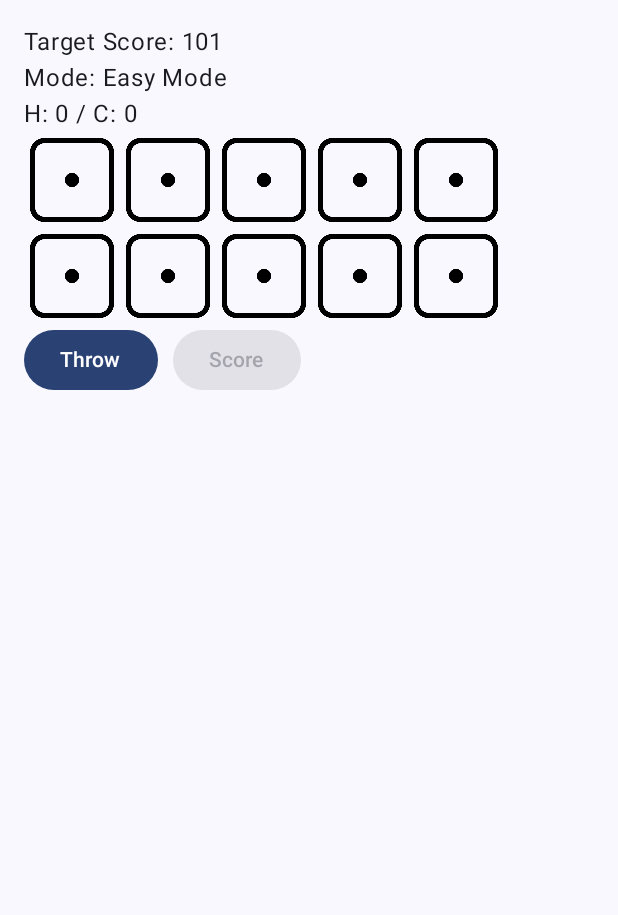
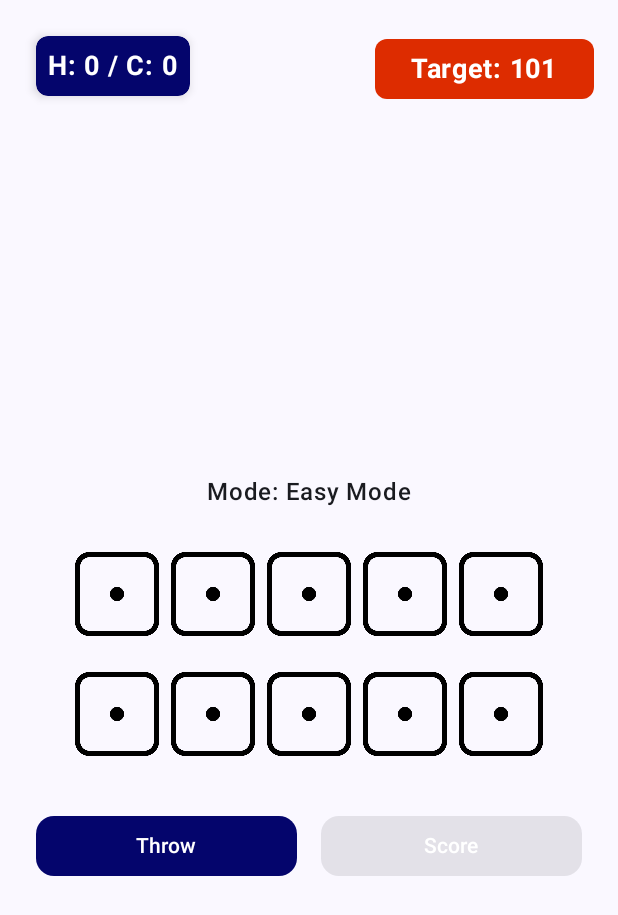
Before and after one commit to agzaiyenth/Dice-Mobile-Game, an Android app built with Jetpack Compose: the composable GameScreen called with empty values, on a phone screen of 412 x 824 dp. Shown: the top 915 px of the screen. Run offline under Robolectric (Android 15) with nearby library versions, the phone set to English and light mode, and no system bars; 1 statement that could not run was skipped.

Commit message:
Refactor GameScreen layout and enhance UI components for better user experience

```diff
--- a/app/src/main/java/com/example/rollthedice/ui/theme/GameScreen.kt
+++ b/app/src/main/java/com/example/rollthedice/ui/theme/GameScreen.kt
@@ -1,13 +1,21 @@
 package com.example.rollthedice.ui.theme
 
+import androidx.compose.foundation.background
 import androidx.compose.foundation.layout.*
+import androidx.compose.foundation.shape.RoundedCornerShape
 import androidx.compose.material3.*
 import androidx.compose.runtime.*
 import androidx.compose.ui.*
+import androidx.compose.ui.graphics.Color
+import androidx.compose.ui.text.font.FontWeight
 import androidx.compose.ui.unit.dp
+import androidx.compose.ui.unit.sp
 import androidx.navigation.NavController
 import com.example.rollthedice.viewmodel.DiceGameViewModel
 import androidx.compose.runtime.collectAsState
+import androidx.compose.ui.draw.shadow
+import androidx.compose.ui.Alignment
+
 @Composable
 fun GameScreen(navController: NavController, mode: String) {
     val viewModel = remember { DiceGameViewModel(mode) }
@@ -19,34 +27,78 @@ fun GameScreen(navController: NavController, mode: String) {
     val rerollCount by viewModel.rerollCount.collectAsState()
     val selectedDice by viewModel.selectedDice.collectAsState()
 
+    Box(
+        modifier = Modifier
+            .fillMaxSize()
+            .padding(16.dp)
+    ) {
+        Box(
+            modifier = Modifier
+                .align(Alignment.TopStart)
+                .padding(8.dp)
+                .shadow(4.dp, shape = RoundedCornerShape(8.dp))
+                .background(Color(0xFF04056C), shape = RoundedCornerShape(8.dp))
+                .padding(8.dp)
+        ){
+            Column {
+                Text("H: $humanScore / C: $computerScore", color = Color.White, fontSize = 18.sp, fontWeight = FontWeight.Bold)
+            }
+        }
+
+        Box(
+            modifier = Modifier
+                .align(Alignment.TopEnd)
+                .padding(top = 10.dp)
+                .background(Color(0xFFDD2C00), shape = RoundedCornerShape(8.dp))
+                .padding(horizontal = 24.dp, vertical = 8.dp)
+        ) {
+            Text("Target: ${viewModel.targetScore}", color = Color.White, fontSize = 18.sp, fontWeight = FontWeight.Bold)
+        }
+
         Column(
-        modifier = Modifier.fillMaxSize().padding(16.dp),
+            modifier = Modifier
+                .fillMaxSize()
+                .padding(top = 80.dp),
+            horizontalAlignment = Alignment.CenterHorizontally,
+            verticalArrangement = Arrangement.Center
         ) {
-        Text("Target Score: ${viewModel.targetScore}")
-        Text("Mode: ${if (mode == "hard") "Hard Mode" else "Easy Mode"}")
-        Text("H: $humanScore / C: $computerScore")
-
+            Text("Mode: ${if (mode == "hard") "Hard Mode" else "Easy Mode"}", fontSize = 16.sp, fontWeight = FontWeight.SemiBold)
+            Spacer(modifier = Modifier.height(24.dp))
             DiceRow(humanDice, selectedDice, viewModel::toggleDiceSelection)
+            Spacer(modifier = Modifier.height(16.dp))
             DiceRow(computerDice, List(5) { false }, null)
 
-        Row {
+            Spacer(modifier = Modifier.height(32.dp))
+
+            Row(
+                modifier = Modifier.fillMaxWidth(),
+                horizontalArrangement = Arrangement.Center
+            ) {
                 Button(
                     onClick = {
                         if (!hasThrown) viewModel.throwDice()
                         else viewModel.rerollSelectedDice()
                     },
-                enabled = !hasThrown || rerollCount < 2
+                    enabled = !hasThrown || rerollCount < 2,
+                    modifier = Modifier
+                        .weight(1f)
+                        .padding(horizontal = 8.dp),
+                    shape = RoundedCornerShape(12.dp),
+                    colors = ButtonDefaults.buttonColors(containerColor = Color(0xFF04056C))
                 ) {
-                Text(if (!hasThrown) "Throw" else "Reroll (${2 - rerollCount})")
+                    Text(if (!hasThrown) "Throw" else "Reroll (${2 - rerollCount})", color = Color.White)
                 }
-
-            Spacer(modifier = Modifier.width(10.dp))
-
                 Button(
                     onClick = { viewModel.scoreTurn() },
-                enabled = hasThrown
+                    enabled = hasThrown,
+                    modifier = Modifier
+                        .weight(1f)
+                        .padding(horizontal = 8.dp),
+                    shape = RoundedCornerShape(12.dp),
+                    colors = ButtonDefaults.buttonColors(containerColor = Color(0xFF04056C))
                 ) {
-                Text("Score")
+                    Text("Score", color = Color.White)
+                }
             }
         }
 
```
Lines whose indentation alone changed are shown as unchanged.
